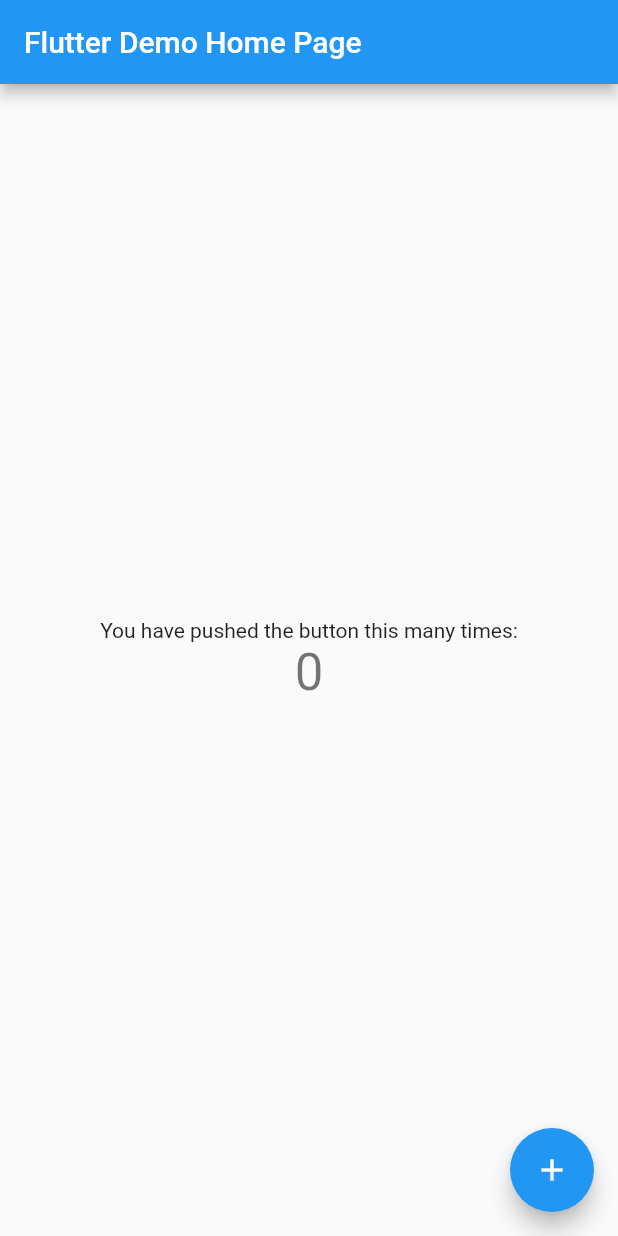
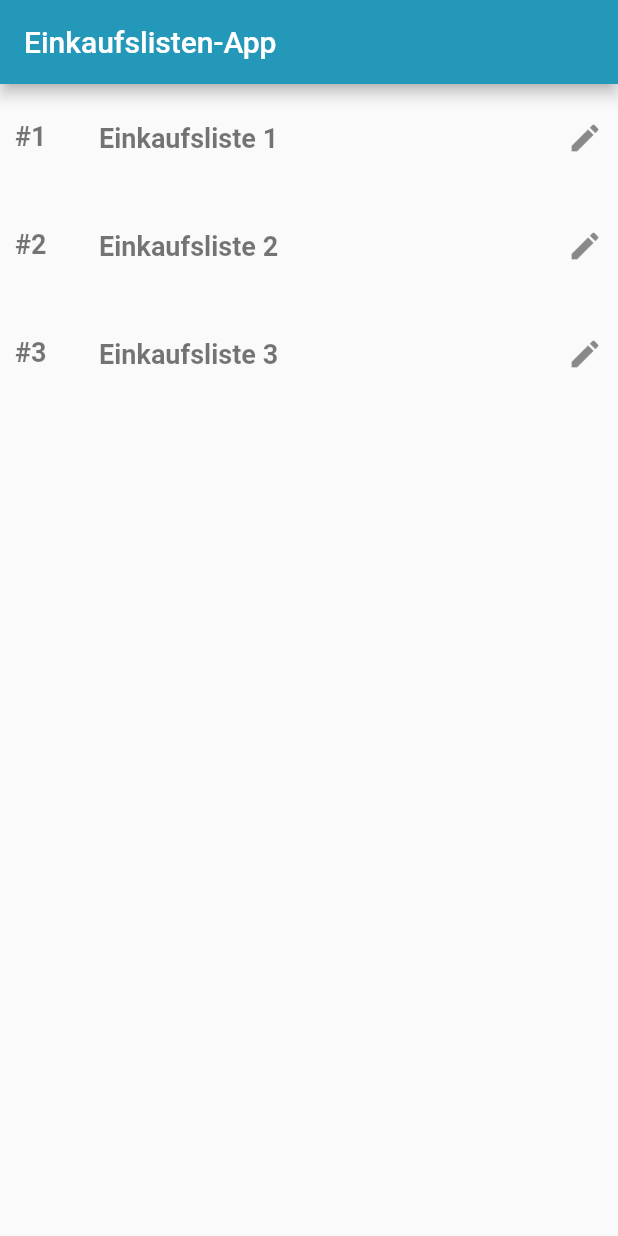
Before and after one commit to trib00n/shoppingList, a Flutter app: the screen it shows after launch, on a phone screen of 412 x 824 dp. Run offline on Flutter 3.47's test engine with Material 2 defaults, Android fonts, the phone set to English and light mode, and no system bars.

Commit message:
new main

```diff
--- a/shopping_list/lib/main.dart
+++ b/shopping_list/lib/main.dart
@@ -1,117 +1,63 @@
 import 'package:flutter/material.dart';
 
-void main() {
-  runApp(MyApp());
+void main() => runApp(
+    MaterialApp(home: ShoppingList(), debugShowCheckedModeBanner: false));
+
+final List<String> shoppingLists = [
+  'Einkaufsliste 1',
+  'Einkaufsliste 2',
+  'Einkaufsliste 3'
+];
+
+class ShoppingList extends StatefulWidget {
+  @override
+  _ShoppingListState createState() => _ShoppingListState();
 }
 
-class MyApp extends StatelessWidget {
-  // This widget is the root of your application.
+class _ShoppingListState extends State<ShoppingList> {
   @override
   Widget build(BuildContext context) {
-    return MaterialApp(
-      title: 'Flutter Demo',
-      theme: ThemeData(
-        // This is the theme of your application.
-        //
-        // Try running your application with "flutter run". You'll see the
-        // application has a blue toolbar. Then, without quitting the app, try
-        // changing the primarySwatch below to Colors.green and then invoke
-        // "hot reload" (press "r" in the console where you ran "flutter run",
-        // or simply save your changes to "hot reload" in a Flutter IDE).
-        // Notice that the counter didn't reset back to zero; the application
-        // is not restarted.
-        primarySwatch: Colors.blue,
-        // This makes the visual density adapt to the platform that you run
-        // the app on. For desktop platforms, the controls will be smaller and
-        // closer together (more dense) than on mobile platforms.
-        visualDensity: VisualDensity.adaptivePlatformDensity,
+    return Scaffold(
+        appBar: AppBar(
+          title: Text("Einkaufslisten-App"),
+          backgroundColor: Color.fromRGBO(35, 152, 185, 100),
+        ),
+        body: ListView.builder(
+          itemCount: shoppingLists.length,
+          itemBuilder: (context, i) {
+            return ShoppingListItem(shoppingLists[i], (i+1).toString());
+          },
+        ));
+  }
+}
+
+class ShoppingListItem extends StatelessWidget {
+  final String title;
+  final String number;
+  const ShoppingListItem(this.title,this.number);
+
+  @override
+  Widget build(BuildContext context) {
+    return Container(
+      padding: EdgeInsets.symmetric(horizontal: 10),
+      child: ListTile(
+        contentPadding: EdgeInsets.symmetric(vertical: 8.0),
+        leading:  Text(
+          "#" + number,
+          style: TextStyle(
+              fontSize: 18.0,
+              fontWeight: FontWeight.w600,
+              color: Colors.black54),
+        ),
+        title: Text(
+          title,
+          style: TextStyle(
+              fontSize: 18.0,
+              fontWeight: FontWeight.w600,
+              color: Colors.black54),
+        ),
+        trailing: Icon(Icons.edit),
       ),
-      home: MyHomePage(title: 'Flutter Demo Home Page'),
     );
   }
 }
-
-class MyHomePage extends StatefulWidget {
-  MyHomePage({Key key, this.title}) : super(key: key);
-
-  // This widget is the home page of your application. It is stateful, meaning
-  // that it has a State object (defined below) that contains fields that affect
-  // how it looks.
-
-  // This class is the configuration for the state. It holds the values (in this
-  // case the title) provided by the parent (in this case the App widget) and
-  // used by the build method of the State. Fields in a Widget subclass are
-  // always marked "final".
-
-  final String title;
-
-  @override
-  _MyHomePageState createState() => _MyHomePageState();
-}
-
-class _MyHomePageState extends State<MyHomePage> {
-  int _counter = 0;
-
-  void _incrementCounter() {
-    setState(() {
-      // This call to setState tells the Flutter framework that something has
-      // changed in this State, which causes it to rerun the build method below
-      // so that the display can reflect the updated values. If we changed
-      // _counter without calling setState(), then the build method would not be
-      // called again, and so nothing would appear to happen.
-      _counter++;
-    });
-  }
-
-  @override
-  Widget build(BuildContext context) {
-    // This method is rerun every time setState is called, for instance as done
-    // by the _incrementCounter method above.
-    //
-    // The Flutter framework has been optimized to make rerunning build methods
-    // fast, so that you can just rebuild anything that needs updating rather
-    // than having to individually change instances of widgets.
-    return Scaffold(
-      appBar: AppBar(
-        // Here we take the value from the MyHomePage object that was created by
-        // the App.build method, and use it to set our appbar title.
-        title: Text(widget.title),
-      ),
-      body: Center(
-        // Center is a layout widget. It takes a single child and positions it
-        // in the middle of the parent.
-        child: Column(
-          // Column is also a layout widget. It takes a list of children and
-          // arranges them vertically. By default, it sizes itself to fit its
-          // children horizontally, and tries to be as tall as its parent.
-          //
-          // Invoke "debug painting" (press "p" in the console, choose the
-          // "Toggle Debug Paint" action from the Flutter Inspector in Android
-          // Studio, or the "Toggle Debug Paint" command in Visual Studio Code)
-          // to see the wireframe for each widget.
-          //
-          // Column has various properties to control how it sizes itself and
-          // how it positions its children. Here we use mainAxisAlignment to
-          // center the children vertically; the main axis here is the vertical
-          // axis because Columns are vertical (the cross axis would be
-          // horizontal).
-          mainAxisAlignment: MainAxisAlignment.center,
-          children: <Widget>[
-            Text(
-              'You have pushed the button this many times:',
-            ),
-            Text(
-              '$_counter',
-              style: Theme.of(context).textTheme.headline4,
-            ),
-          ],
-        ),
-      ),
-      floatingActionButton: FloatingActionButton(
-        onPressed: _incrementCounter,
-        tooltip: 'Increment',
-        child: Icon(Icons.add),
-      ), // This trailing comma makes auto-formatting nicer for build methods.
-    );
-  }
-}
```
Also changed, not shown: 2 other files.
